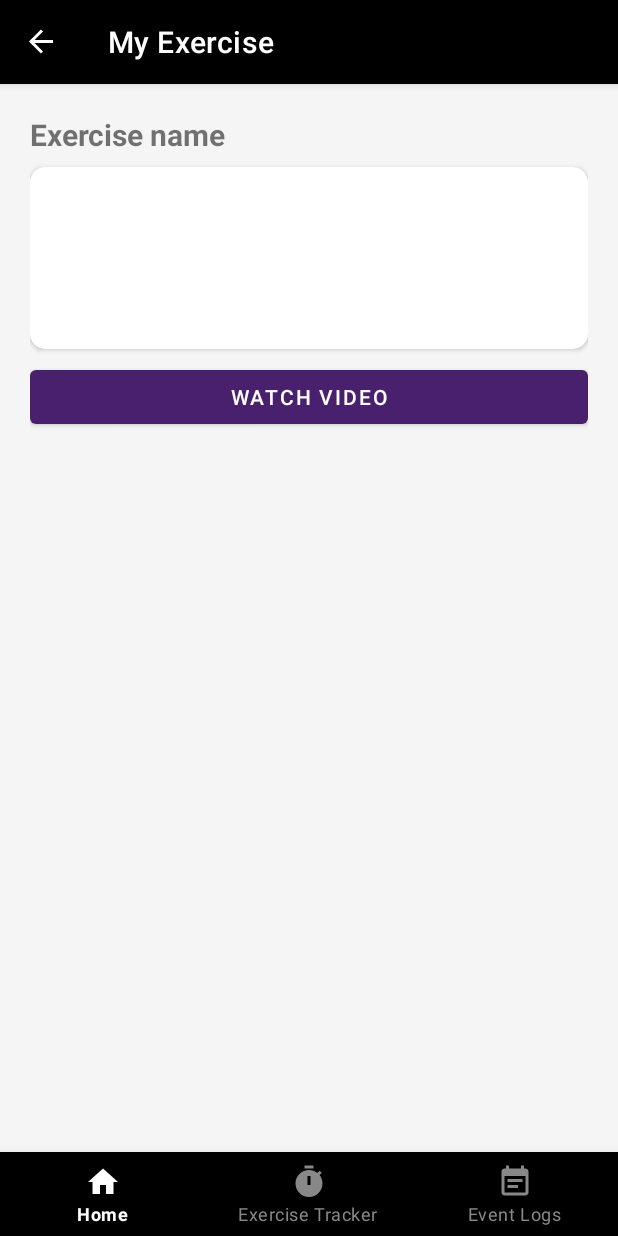
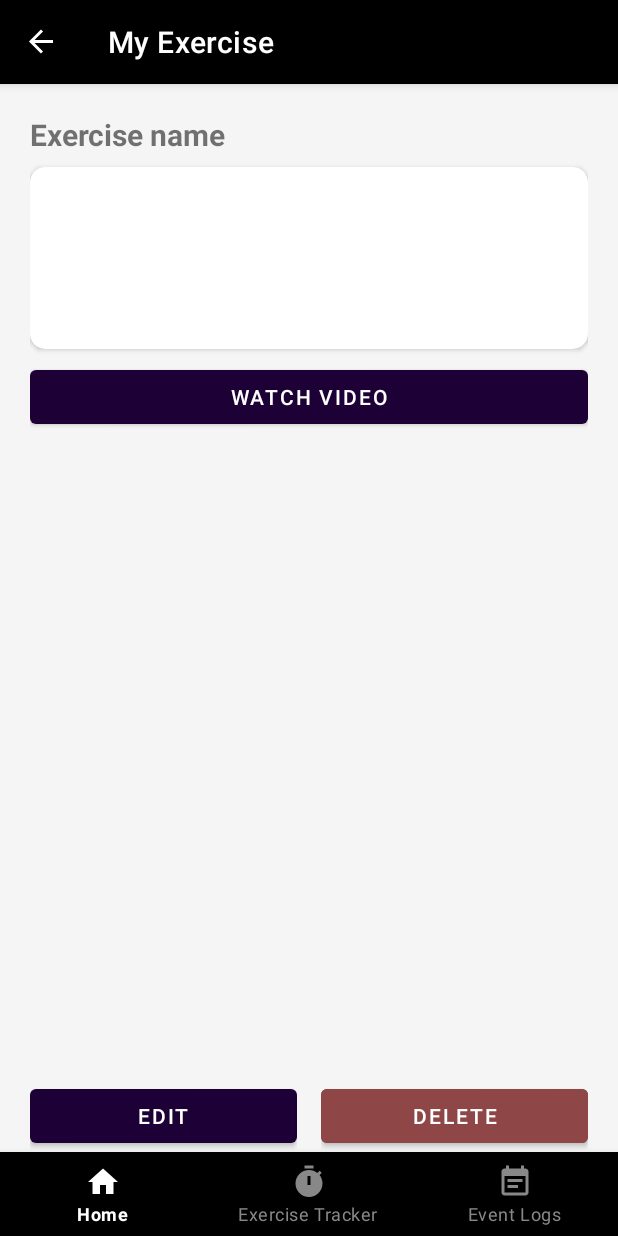
Before and after one commit to karenlinky/physio-tracker, an Android app: the screen it shows after launch (MainActivity), after a tap on "Exercise name", on a phone screen of 412 x 824 dp. Run offline under Robolectric (Android 15) with nearby library versions, the phone set to English and light mode, and no system bars; our stand-ins replace Room's generated code, navigation-ui.

Commit message:
Added remove and edit button to view exercise page

```diff
--- a/app/src/main/java/com/kykarenlin/physiotracker/model/exercise/ExerciseDatabase.java
+++ b/app/src/main/java/com/kykarenlin/physiotracker/model/exercise/ExerciseDatabase.java
@@ -73,7 +73,7 @@ public abstract class ExerciseDatabase extends RoomDatabase {
                 exerciseDao.insert(new Exercise("Exercise name","https://www.kykarenlin.com","2",10,10,"s",""));
                 exerciseDao.insert(new Exercise("Exercise name","","2",10,10,"s",""));
                 exerciseDao.insert(new Exercise("Exercise name","https://www.kykarenlin.com","2",10,10,"s",""));
-                exerciseDao.insert(new Exercise("Exercise name","https://www.kykarenlin.com","2",10,10,"s",""));
+                exerciseDao.insert(new Exercise("Exercise name","k;kljk","2",10,10,"s",""));
                 exerciseDao.insert(new Exercise("Exercise name","https://www.kykarenlin.com","2",10,10,"s",""));
                 exerciseDao.insert(new Exercise("Exercise name","https://www.kykarenlin.com","2",10,10,"s",""));
                 exerciseDao.insert(new Exercise("Exercise name","https://www.kykarenlin.com","2",10,10,"s",""));
--- /dev/null
+++ b/app/src/main/java/com/kykarenlin/physiotracker/ui/commonfragments/BaseFragment.java
@@ -0,0 +1,21 @@
+package com.kykarenlin.physiotracker.ui.commonfragments;
+
+import android.os.Bundle;
+import android.view.View;
+
+import androidx.annotation.NonNull;
+import androidx.annotation.Nullable;
+import androidx.fragment.app.Fragment;
+
+import java.util.concurrent.TimeUnit;
+
+public class BaseFragment extends Fragment {
+
+    @Override
+    public void onViewCreated(@NonNull View view, @Nullable Bundle savedInstanceState) {
+        super.onViewCreated(view, savedInstanceState);
+        if (savedInstanceState != null) return;
+        postponeEnterTransition();
+        view.post(() -> postponeEnterTransition(0, TimeUnit.MILLISECONDS));
+    }
+}
--- a/app/src/main/java/com/kykarenlin/physiotracker/ui/commonfragments/ExerciseDetailsFragment.java
+++ b/app/src/main/java/com/kykarenlin/physiotracker/ui/commonfragments/ExerciseDetailsFragment.java
@@ -1,7 +1,10 @@
 package com.kykarenlin.physiotracker.ui.commonfragments;
 
+import android.graphics.Color;
 import android.os.Bundle;
 
+import androidx.annotation.NonNull;
+import androidx.annotation.Nullable;
 import androidx.fragment.app.Fragment;
 
 import android.view.LayoutInflater;
@@ -11,6 +14,8 @@ import android.view.ViewGroup;
 import com.kykarenlin.physiotracker.R;
 import com.kykarenlin.physiotracker.databinding.FragmentEditExerciseBinding;
 import com.kykarenlin.physiotracker.databinding.FragmentExerciseDetailsBinding;
+
+import java.util.concurrent.TimeUnit;
 
 /**
  * A simple {@link Fragment} subclass.
--- a/app/src/main/java/com/kykarenlin/physiotracker/ui/home/EditExerciseFragment.java
+++ b/app/src/main/java/com/kykarenlin/physiotracker/ui/home/EditExerciseFragment.java
@@ -11,6 +11,7 @@ import androidx.fragment.app.Fragment;
 import android.view.LayoutInflater;
 import android.view.View;
 import android.view.ViewGroup;
+import android.widget.Toast;
 
 import com.kykarenlin.physiotracker.R;
 import com.kykarenlin.physiotracker.databinding.FragmentEditExerciseBinding;
@@ -34,6 +35,10 @@ public class EditExerciseFragment extends Fragment {
         binding = FragmentEditExerciseBinding.inflate(inflater, container, false);
         View root = binding.getRoot();
 
+        int exerciseId = getArguments().getInt("exerciseId");
+
+        Toast.makeText(getContext(), "exercise id is " + exerciseId, Toast.LENGTH_SHORT).show();
+
         return root;
     }
 
--- a/app/src/main/java/com/kykarenlin/physiotracker/ui/home/HomeFragment.java
+++ b/app/src/main/java/com/kykarenlin/physiotracker/ui/home/HomeFragment.java
@@ -1,5 +1,6 @@
 package com.kykarenlin.physiotracker.ui.home;
 
+import android.graphics.Color;
 import android.os.Bundle;
 import android.view.LayoutInflater;
 import android.view.View;
@@ -9,6 +10,7 @@ import android.widget.TextView;
 import android.widget.Toast;
 
 import androidx.annotation.NonNull;
+import androidx.annotation.Nullable;
 import androidx.fragment.app.Fragment;
 import androidx.lifecycle.Observer;
 import androidx.lifecycle.ViewModelProvider;
@@ -19,11 +21,13 @@ import androidx.recyclerview.widget.RecyclerView;
 import com.kykarenlin.physiotracker.R;
 import com.kykarenlin.physiotracker.databinding.FragmentHomeBinding;
 import com.kykarenlin.physiotracker.model.exercise.Exercise;
+import com.kykarenlin.physiotracker.ui.commonfragments.BaseFragment;
 import com.kykarenlin.physiotracker.viewmodel.ExerciseViewModel;
 
 import java.util.List;
+import java.util.concurrent.TimeUnit;
 
-public class HomeFragment extends Fragment {
+public class HomeFragment extends BaseFragment {
 
     private ExerciseViewModel exerciseViewModel;
     private FragmentHomeBinding binding;
@@ -36,7 +40,9 @@ public class HomeFragment extends Fragment {
         final ImageButton btnAddExercise = binding.btnAddExercise;
 
         btnAddExercise.setOnClickListener(view -> {
-            Navigation.findNavController(root).navigate(R.id.action_home_to_editExercise);
+            Bundle bundle = new Bundle();
+            bundle.putInt("exerciseId", -1);
+            Navigation.findNavController(root).navigate(R.id.action_home_to_editExercise, bundle);
         });
 
 
--- a/app/src/main/java/com/kykarenlin/physiotracker/ui/home/ViewExerciseFragment.java
+++ b/app/src/main/java/com/kykarenlin/physiotracker/ui/home/ViewExerciseFragment.java
@@ -1,37 +1,34 @@
 package com.kykarenlin.physiotracker.ui.home;
 
+import android.app.AlertDialog;
+import android.content.DialogInterface;
 import android.content.Intent;
 import android.net.Uri;
 import android.os.Bundle;
 
 import androidx.annotation.NonNull;
 import androidx.annotation.Nullable;
-import androidx.fragment.app.Fragment;
+import androidx.fragment.app.FragmentActivity;
 import androidx.lifecycle.Observer;
 import androidx.lifecycle.ViewModelProvider;
+import androidx.navigation.Navigation;
 
-import android.util.Log;
 import android.view.LayoutInflater;
 import android.view.View;
 import android.view.ViewGroup;
 import android.widget.Button;
 import android.widget.TextView;
-import android.widget.Toast;
 
 import com.kykarenlin.physiotracker.R;
-import com.kykarenlin.physiotracker.databinding.FragmentEditExerciseBinding;
-import com.kykarenlin.physiotracker.databinding.FragmentHomeBinding;
 import com.kykarenlin.physiotracker.databinding.FragmentViewExerciseBinding;
 import com.kykarenlin.physiotracker.model.exercise.Exercise;
+import com.kykarenlin.physiotracker.ui.commonfragments.BaseFragment;
 import com.kykarenlin.physiotracker.ui.commonfragments.ExerciseDetailsFragment;
 import com.kykarenlin.physiotracker.viewmodel.ExerciseViewModel;
 
-import org.w3c.dom.Text;
+import java.net.URL;
 
-import java.util.List;
-import java.util.stream.Collectors;
-
-public class ViewExerciseFragment extends Fragment {
+public class ViewExerciseFragment extends BaseFragment {
 
     private FragmentViewExerciseBinding binding;
 
@@ -74,12 +71,17 @@ public class ViewExerciseFragment extends Fragment {
 
         ExerciseDetailsFragment exerciseDetailsFragment = ExerciseDetailsFragment.newInstance();
 
-        getActivity().getSupportFragmentManager().beginTransaction()
+        FragmentActivity fragmentActivity = getActivity();
+
+        fragmentActivity.getSupportFragmentManager().beginTransaction()
                 .replace(R.id.viewExerciseDetailsPlaceholder, exerciseDetailsFragment)
                 .commit();
 
         final Button btnVideoLinkClicked = binding.btnVideoLinkClicked;
         final TextView txtViewExerciseDescr = binding.txtViewExerciseDescr;
+
+        final Button btnDeleteExercise = binding.btnDeleteExercise;
+        final Button btnEditExercise = binding.btnEditExercise;
 
         exerciseViewModel.getExerciseById(exerciseId).observe(getViewLifecycleOwner(), new Observer<Exercise>() {
             @Override
@@ -94,8 +96,19 @@ public class ViewExerciseFragment extends Fragment {
 //                if (targetExercises.size() == 0) {
 //                    return;
 //                }
-//                Log.i("TAG", "onChanged: Exercise: " + exercise + " name: " + exercise.getName());
+
+                if (fetchedExercise == null) {
+                    return;
+                }
+
                 exercise = fetchedExercise;
+
+                if (exercise == null) {
+                    btnDeleteExercise.setEnabled(false);
+                } else {
+                    btnDeleteExercise.setEnabled(true);
+                }
+
                 txtViewExerciseName.setText(exercise.getName());
 
                 String numSets = exercise.getNumSets();
@@ -109,6 +122,7 @@ public class ViewExerciseFragment extends Fragment {
 
                 if (!videoUrl.equals("")) {
                     try {
+                        new URL(videoUrl).toURI();
                         Uri uri = Uri.parse(videoUrl);
                         btnVideoLinkClicked.setOnClickListener(new View.OnClickListener() {
                             @Override
@@ -124,9 +138,34 @@ public class ViewExerciseFragment extends Fragment {
                     btnVideoLinkClicked.setEnabled(false);
                 }
 
-                txtViewExerciseDescr.setText(exercise.getDescription());
+                String description = exercise.getDescription();
+
+                txtViewExerciseDescr.setText(description);
 
 
+            }
+        });
+        btnDeleteExercise.setOnClickListener(view -> {
+            btnEditExercise.setEnabled(false);
+            AlertDialog.Builder builder = new AlertDialog.Builder(fragmentActivity);
+            builder.setTitle("Confirm Deletion").setMessage("Are you sure you want to delete this exercise?");
+            builder.setPositiveButton(R.string.lbl_confirm, (dialogInterface, i) -> {
+                exerciseViewModel.delete(exercise);
+                fragmentActivity.getSupportFragmentManager().popBackStack();
+            });
+
+            builder.setNegativeButton(R.string.lbl_cancel, (dialogInterface, i) -> {});
+            builder.setOnDismissListener(dialogInterface -> btnEditExercise.setEnabled(true));
+
+            builder.show();
+        });
+
+        btnEditExercise.setOnClickListener(new View.OnClickListener() {
+            @Override
+            public void onClick(View view) {
+                Bundle bundle = new Bundle();
+                bundle.putInt("exerciseId", exercise.getId());
+                Navigation.findNavController(root).navigate(R.id.action_viewExercise_to_editExercise, bundle);
             }
         });
 
@@ -139,5 +178,4 @@ public class ViewExerciseFragment extends Fragment {
         super.onDestroyView();
         binding = null;
     }
-
 }
--- a/app/src/main/res/layout/fragment_home.xml
+++ b/app/src/main/res/layout/fragment_home.xml
@@ -7,7 +7,7 @@
     tools:context=".ui.home.HomeFragment">
 
     <androidx.constraintlayout.widget.ConstraintLayout
-        android:id="@+id/constraintLayout"
+        android:id="@+id/containerHomeHeader"
         android:layout_width="match_parent"
         android:layout_height="wrap_content"
         app:layout_constraintEnd_toEndOf="parent"
@@ -45,7 +45,7 @@
         android:layout_height="0dp"
         android:layout_marginTop="16dp"
         app:layout_constraintBottom_toBottomOf="parent"
-        app:layout_constraintTop_toBottomOf="@+id/constraintLayout">
+        app:layout_constraintTop_toBottomOf="@+id/containerHomeHeader">
 
         <androidx.recyclerview.widget.RecyclerView
             android:id="@+id/rclvExercises"
--- a/app/src/main/res/layout/fragment_view_exercise.xml
+++ b/app/src/main/res/layout/fragment_view_exercise.xml
@@ -1,5 +1,6 @@
 <?xml version="1.0" encoding="utf-8"?>
-<LinearLayout xmlns:android="http://schemas.android.com/apk/res/android"
+<androidx.constraintlayout.widget.ConstraintLayout
+    xmlns:android="http://schemas.android.com/apk/res/android"
     xmlns:tools="http://schemas.android.com/tools"
     android:layout_width="match_parent"
     android:layout_height="match_parent"
@@ -7,6 +8,18 @@
     android:orientation="vertical"
     tools:context=".ui.home.ViewExerciseFragment">
 
+
+    <ScrollView
+        android:layout_width="match_parent"
+        android:layout_height="0dp"
+        app:layout_constraintLeft_toLeftOf="parent"
+        app:layout_constraintRight_toRightOf="parent"
+        app:layout_constraintTop_toTopOf="parent"
+        app:layout_constraintBottom_toTopOf="@+id/containerViewExerciseBottomButtons">
+        <LinearLayout
+            android:layout_width="match_parent"
+            android:layout_height="match_parent"
+            android:orientation="vertical">
             <TextView
                 android:id="@+id/txtViewExerciseName"
                 android:layout_width="match_parent"
@@ -45,5 +58,39 @@
                 android:layout_marginTop="8dp"
                 android:textSize="16sp"
                 android:text="" />
+        </LinearLayout>
+    </ScrollView>
 
+    <LinearLayout
+        android:id="@+id/containerViewExerciseBottomButtons"
+        android:layout_width="match_parent"
+        android:layout_height="wrap_content"
+        app:layout_constraintBottom_toBottomOf="parent"
+        app:layout_constraintStart_toStartOf="parent"
+        app:layout_constraintEnd_toEndOf="parent">
+        <FrameLayout
+            android:layout_width="0dp"
+            android:layout_height="wrap_content"
+            android:layout_weight="1"
+            android:paddingRight="8dp">
+            <Button
+                android:id="@+id/btnEditExercise"
+                android:layout_width="match_parent"
+                android:layout_height="wrap_content"
+                android:text="@string/lbl_edit"/>
+        </FrameLayout>
+        <FrameLayout
+            android:layout_width="0dp"
+            android:layout_height="wrap_content"
+            android:layout_weight="1"
+            android:paddingLeft="8dp">
+            <Button
+                android:id="@+id/btnDeleteExercise"
+                android:layout_width="match_parent"
+                android:layout_height="wrap_content"
+                android:text="@string/lbl_delete"
+                android:backgroundTint="@color/delete_button"/>
+        </FrameLayout>
     </LinearLayout>
+
+</androidx.constraintlayout.widget.ConstraintLayout>
--- a/app/src/main/res/navigation/navigation_home.xml
+++ b/app/src/main/res/navigation/navigation_home.xml
@@ -28,7 +28,7 @@
         android:label="@string/title_view_exercise"
         tools:layout="@layout/fragment_view_exercise" >
         <action
-            android:id="@+id/action_viewExerciseFragment_to_editExerciseFragment"
+            android:id="@+id/action_viewExercise_to_editExercise"
             app:destination="@id/editExerciseFragment" />
     </fragment>
 </navigation>
--- a/app/src/main/res/values/colors.xml
+++ b/app/src/main/res/values/colors.xml
@@ -8,4 +8,5 @@
     <color name="black">#FF000000</color>
     <color name="menuDefaultGrey">#888888</color>
     <color name="white">#FFFFFFFF</color>
+    <color name="delete_button">#8F4646</color>
 </resources>
--- a/app/src/main/res/values/strings.xml
+++ b/app/src/main/res/values/strings.xml
@@ -10,4 +10,8 @@
     <string name="lbl_watch_video">Watch Video</string>
     <!-- TODO: Remove or change this placeholder text -->
     <string name="hello_blank_fragment">Hello blank fragment</string>
+    <string name="lbl_edit">Edit</string>
+    <string name="lbl_delete">Delete</string>
+    <string name="lbl_confirm">Confirm</string>
+    <string name="lbl_cancel">Cancel</string>
 </resources>
--- a/app/src/main/res/values/themes.xml
+++ b/app/src/main/res/values/themes.xml
@@ -2,7 +2,7 @@
     <!-- Base application theme. -->
     <style name="Theme.PhysioTracker" parent="Theme.MaterialComponents.DayNight.DarkActionBar">
         <!-- Primary brand color. -->
-        <item name="colorPrimary">#49206D</item>
+        <item name="colorPrimary">#1D0036</item>
         <item name="colorPrimaryVariant">@color/menuDefaultGrey</item>
         <item name="colorOnPrimary">@color/white</item>
         <!-- Secondary brand color. -->
```
Lines whose indentation alone changed are shown as unchanged.
